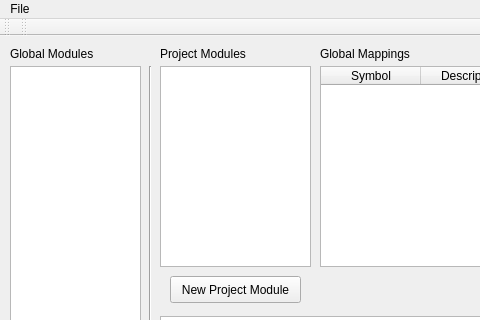
Old version of the form forms/mainwindow.ui in the repository mfoo/sched; both pictures show x 0 to 480 and y 0 to 320 of the 830 by 402 pixel window.
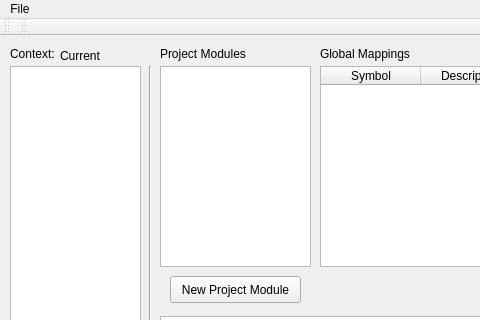
New version of the form.

Commit message: Changed the UI to have some new menu items and added the functionality into mainwindow.py. Can now load and save contexts and load and save projects. Also typing into the command box now actually edits the command and fixed a bug where adding multiple instances of a context module would add references rather than new objects.

What changed in the file:
```diff
--- a/forms/mainwindow.ui
+++ b/forms/mainwindow.ui
@@ -19,12 +19,12 @@
      <rect>
       <x>10</x>
       <y>10</y>
-      <width>151</width>
+      <width>51</width>
       <height>16</height>
      </rect>
     </property>
     <property name="text">
-     <string>Global Modules</string>
+     <string>Context:</string>
     </property>
    </widget>
    <widget class="QPushButton" name="executeButton">
@@ -193,6 +193,19 @@
      </property>
     </column>
    </widget>
+   <widget class="QLabel" name="currentContextName">
+    <property name="geometry">
+     <rect>
+      <x>60</x>
+      <y>10</y>
+      <width>52</width>
+      <height>20</height>
+     </rect>
+    </property>
+    <property name="text">
+     <string>Current</string>
+    </property>
+   </widget>
   </widget>
   <widget class="QMenuBar" name="menuBar">
    <property name="geometry">
```
Left out of the diff: 14 changed lines with no effect on the pictures. The commit also changes 2 other files.
